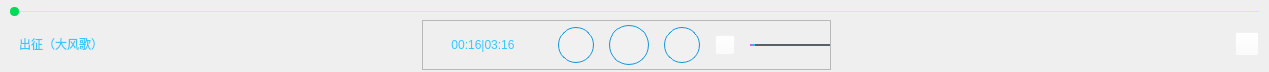
Before: the Qt Designer form VideoPlayer/videomodels/FloatPlayCtl.ui in huizhang556/pc-video-player, drawn with Qt 5.
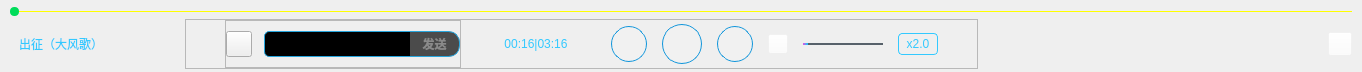
After: the same form once the commit is applied. Icons and pictures are not drawn.

Commit message: 2022-11-08 增加浮动界面发送弹幕

```diff
--- a/VideoPlayer/videomodels/FloatPlayCtl.ui
+++ b/VideoPlayer/videomodels/FloatPlayCtl.ui
@@ -6,7 +6,7 @@
    <rect>
     <x>0</x>
     <y>0</y>
-    <width>1269</width>
+    <width>1362</width>
     <height>72</height>
    </rect>
   </property>
@@ -116,13 +116,13 @@
         <widget class="QPushButton" name="pushButton_name">
          <property name="minimumSize">
           <size>
-           <width>200</width>
+           <width>175</width>
            <height>36</height>
           </size>
          </property>
          <property name="maximumSize">
           <size>
-           <width>200</width>
+           <width>175</width>
            <height>36</height>
           </size>
          </property>
@@ -162,30 +162,17 @@
         </widget>
        </item>
        <item>
-        <spacer name="horizontalSpacer_3">
-         <property name="orientation">
-          <enum>Qt::Horizontal</enum>
-         </property>
-         <property name="sizeHint" stdset="0">
-          <size>
-           <width>288</width>
-           <height>17</height>
-          </size>
-         </property>
-        </spacer>
-       </item>
-       <item>
-        <widget class="QFrame" name="frame_2">
+        <widget class="QFrame" name="frame_control">
          <property name="minimumSize">
           <size>
-           <width>0</width>
+           <width>700</width>
            <height>50</height>
           </size>
          </property>
          <property name="maximumSize">
           <size>
            <width>16777215</width>
-           <height>48</height>
+           <height>50</height>
           </size>
          </property>
          <property name="frameShape">
@@ -218,6 +205,168 @@
             <property name="bottomMargin">
              <number>0</number>
             </property>
+            <item>
+             <widget class="QFrame" name="frame_danmu">
+              <property name="minimumSize">
+               <size>
+                <width>230</width>
+                <height>0</height>
+               </size>
+              </property>
+              <property name="maximumSize">
+               <size>
+                <width>236</width>
+                <height>16777215</height>
+               </size>
+              </property>
+              <property name="frameShape">
+               <enum>QFrame::StyledPanel</enum>
+              </property>
+              <property name="frameShadow">
+               <enum>QFrame::Raised</enum>
+              </property>
+              <layout class="QHBoxLayout" name="horizontalLayout_4">
+               <property name="spacing">
+                <number>0</number>
+               </property>
+               <property name="leftMargin">
+                <number>0</number>
+               </property>
+               <property name="topMargin">
+                <number>0</number>
+               </property>
+               <property name="rightMargin">
+                <number>0</number>
+               </property>
+               <property name="bottomMargin">
+                <number>0</number>
+               </property>
+               <item>
+                <widget class="QPushButton" name="pushButton_bulletOn">
+                 <property name="minimumSize">
+                  <size>
+                   <width>26</width>
+                   <height>26</height>
+                  </size>
+                 </property>
+                 <property name="maximumSize">
+                  <size>
+                   <width>26</width>
+                   <height>26</height>
+                  </size>
+                 </property>
+                 <property name="styleSheet">
+                  <string notr="true">QPushButton
+{
+border-image: url(:/images/icon/bullet_normal.png);
+}
+
+QPushButton:checked
+{
+border-image: url(:/images/icon/bullet_hover.png);
+}</string>
+                 </property>
+                 <property name="text">
+                  <string/>
+                 </property>
+                </widget>
+               </item>
+               <item>
+                <spacer name="horizontalSpacer_6">
+                 <property name="orientation">
+                  <enum>Qt::Horizontal</enum>
+                 </property>
+                 <property name="sizeType">
+                  <enum>QSizePolicy::Expanding</enum>
+                 </property>
+                 <property name="sizeHint" stdset="0">
+                  <size>
+                   <width>9</width>
+                   <height>20</height>
+                  </size>
+                 </property>
+                </spacer>
+               </item>
+               <item>
+                <widget class="QLineEdit" name="lineEdit_bullet">
+                 <property name="minimumSize">
+                  <size>
+                   <width>146</width>
+                   <height>26</height>
+                  </size>
+                 </property>
+                 <property name="maximumSize">
+                  <size>
+                   <width>146</width>
+                   <height>26</height>
+                  </size>
+                 </property>
+                 <property name="styleSheet">
+                  <string notr="true">QLineEdit
+{
+color: #8a8a8a;
+border: 1px solid #28a6dd;
+border-right-width: 0px;
+border-radius: 5px;
+border-top-right-radius: 0px;
+border-bottom-right-radius: 0px;
+background-color: #000000;
+}
+
+QLineEdit:hover
+{
+
+}
+QLineEdit:selected
+{
+
+}</string>
+                 </property>
+                 <property name="text">
+                  <string/>
+                 </property>
+                </widget>
+               </item>
+               <item>
+                <widget class="QPushButton" name="pushButton_sendbullet">
+                 <property name="minimumSize">
+                  <size>
+                   <width>50</width>
+                   <height>26</height>
+                  </size>
+                 </property>
+                 <property name="maximumSize">
+                  <size>
+                   <width>50</width>
+                   <height>26</height>
+                  </size>
+                 </property>
+                 <property name="styleSheet">
+                  <string notr="true">QPushButton
+{
+color: #8a8a8a;
+font: 75 10pt &quot;Microsoft YaHei UI&quot;;
+font-weight: 800;
+border-top-right-radius: 11px;
+border-bottom-right-radius: 11px;
+border: 1px solid #28a6dd;
+border-left-width: 0px;
+background-color: rgba(57, 57, 57,0.9);
+}
+
+QPushButton:hover
+{
+color: #00f9e5;
+}</string>
+                 </property>
+                 <property name="text">
+                  <string>发送</string>
+                 </property>
+                </widget>
+               </item>
+              </layout>
+             </widget>
+            </item>
             <item>
              <widget class="QLabel" name="label_progressbar">
               <property name="minimumSize">
@@ -437,35 +586,50 @@
               </property>
              </widget>
             </item>
+            <item>
+             <widget class="QPushButton" name="pushButton_quicken">
+              <property name="minimumSize">
+               <size>
+                <width>40</width>
+                <height>22</height>
+               </size>
+              </property>
+              <property name="maximumSize">
+               <size>
+                <width>40</width>
+                <height>22</height>
+               </size>
+              </property>
+              <property name="styleSheet">
+               <string notr="true">#pushButton_quicken
+{
+border: 1px solid #33c9ff;
+color: #33c9ff;
+border-radius: 4px;
+font: 400 14px &quot;微软雅黑&quot;;
+}</string>
+              </property>
+              <property name="text">
+               <string>x2.0</string>
+              </property>
+             </widget>
+            </item>
            </layout>
           </item>
          </layout>
         </widget>
        </item>
-       <item>
-        <spacer name="horizontalSpacer_2">
-         <property name="orientation">
-          <enum>Qt::Horizontal</enum>
-         </property>
-         <property name="sizeHint" stdset="0">
-          <size>
-           <width>300</width>
-           <height>17</height>
-          </size>
-         </property>
-        </spacer>
-       </item>
        <item>
         <widget class="QLabel" name="label">
          <property name="minimumSize">
           <size>
-           <width>180</width>
+           <width>350</width>
            <height>0</height>
           </size>
          </property>
          <property name="maximumSize">
           <size>
-           <width>160</width>
+           <width>16777215</width>
            <height>16777215</height>
           </size>
          </property>
```
The commit also changes 57 other files.
